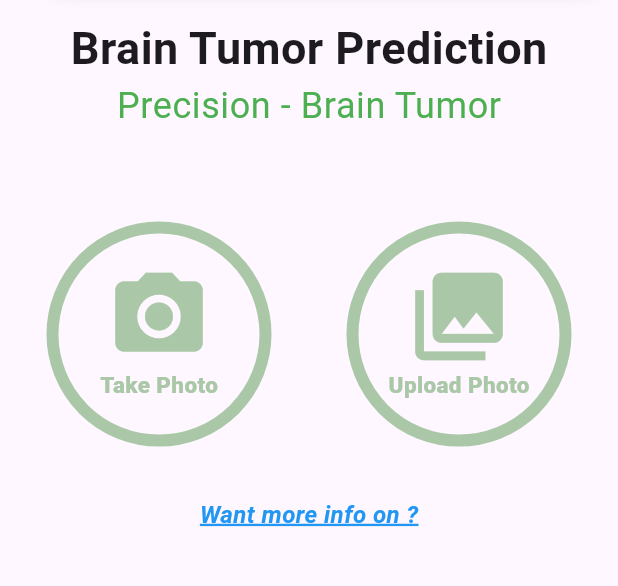
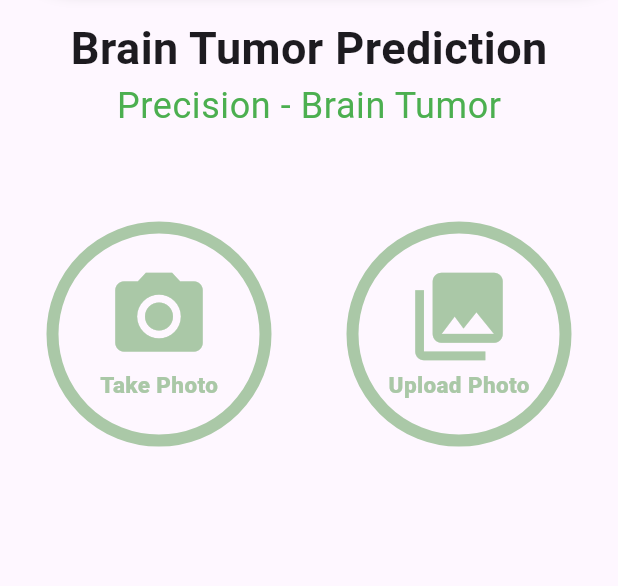
Before and after one commit to SharmaDeepak98/mri_image_classification, a Flutter app: the ScannerView screen opened directly, on a phone screen of 412 x 824 dp, the part 548-1134 px from its top. Run offline on Flutter 3.47's test engine with Material 3 defaults, Android fonts, the phone set to English and light mode, and no system bars; our stand-ins replace flutter_easyloading, google_nav_bar, image_picker, line_icons, shared_preferences, smooth_page_indicator; missing offline and left inert: flutter_tflite; accounts and stored records are empty.

Commit message:
minor issues solved

```diff
--- a/lib/views/scanner_view.dart
+++ b/lib/views/scanner_view.dart
@@ -191,9 +191,9 @@ class _ScannerViewState extends State<ScannerView> {
             ],
           ),
           const SizedBox(height: 34),
-          brainTumor != '' || brainTumor != 'Other'
+          brainTumor != ''
               ? Text(
-                  'Want more info on $brainTumor?',
+                  brainTumor != 'Other' ? 'Want more info on $brainTumor?' : '',
                   style: const TextStyle(
                     color: Colors.blue,
                     decoration: TextDecoration.underline,
```
